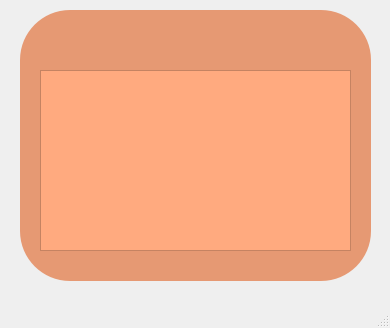
Old version of the form info.ui in the repository mariacamilato/TRABAJO-FINAL.
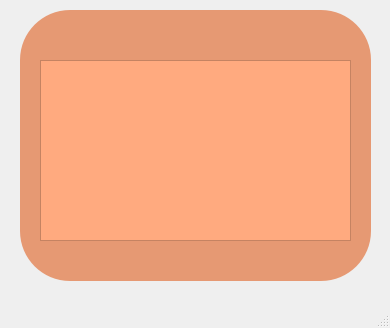
New version of the form. Icons and pictures are not drawn.

The edit to the form file:
```diff
--- a/info.ui
+++ b/info.ui
@@ -117,7 +117,7 @@
     <property name="geometry">
      <rect>
       <x>40</x>
-      <y>70</y>
+      <y>60</y>
       <width>311</width>
       <height>181</height>
      </rect>
```
